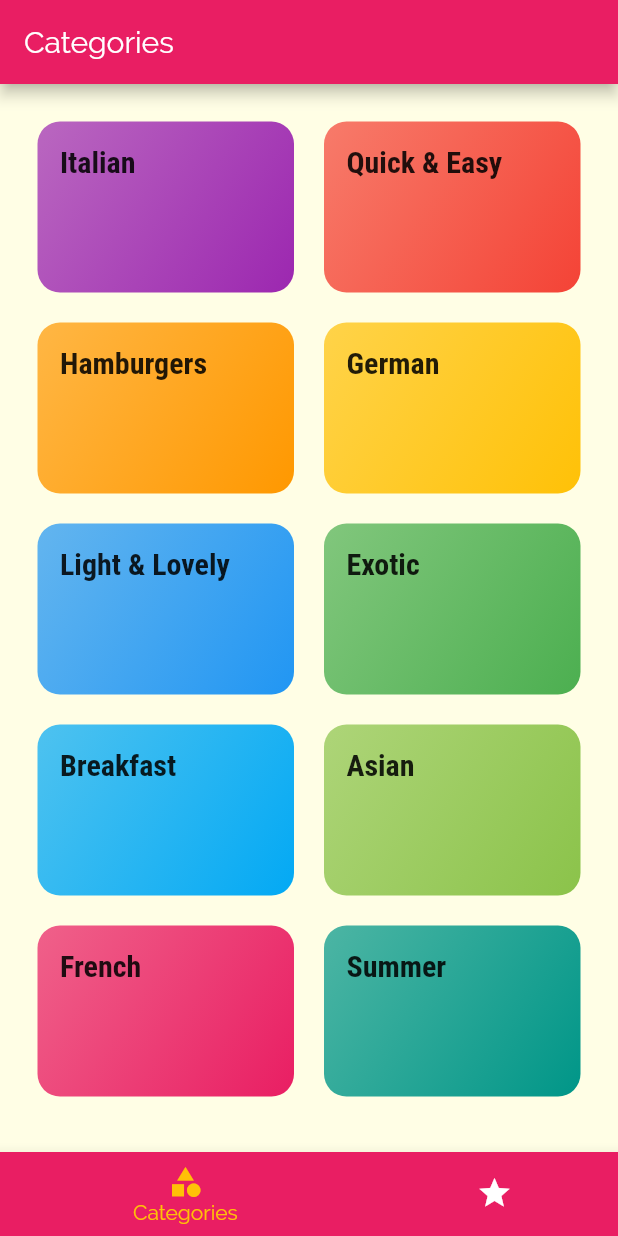
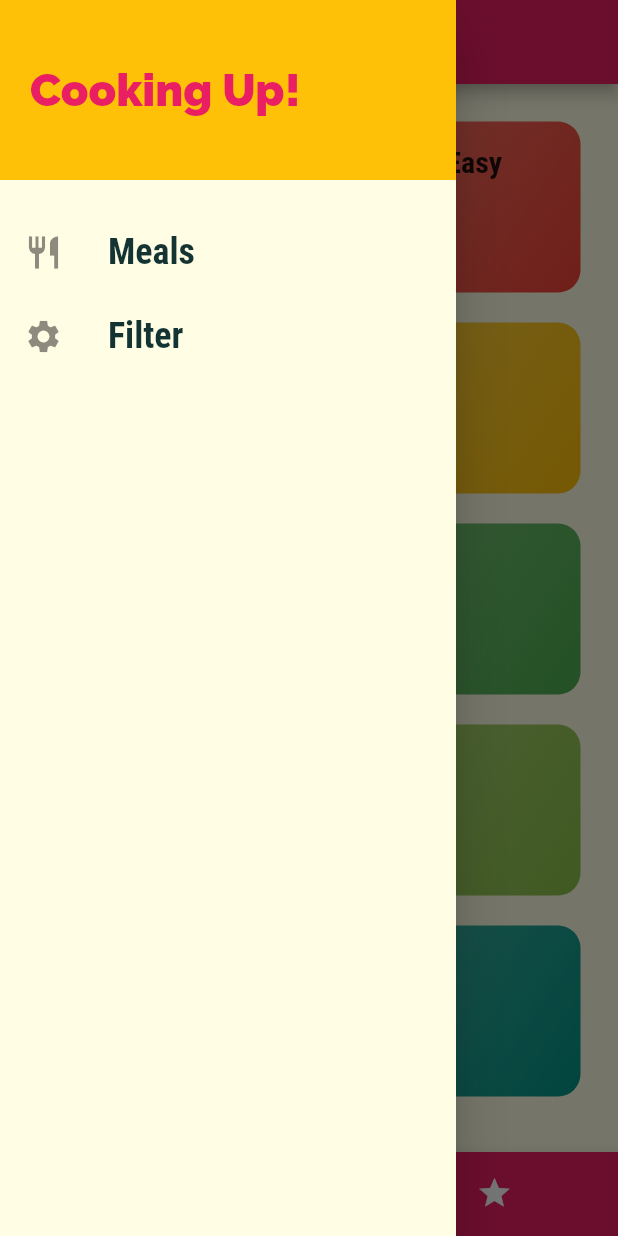
Before and after one commit to jamil-qn/cooking_up-app, a Flutter app: the screen it shows after launch, with the side drawer open (before the commit the screen has no drawer), on a phone screen of 412 x 824 dp. Run offline on Flutter 3.47's test engine with Material 2 defaults, Android fonts, the phone set to English and light mode, and no system bars.

Commit message:
replace between pages with drawer hamburger

```diff
--- a/lib/main.dart
+++ b/lib/main.dart
@@ -1,5 +1,6 @@
 import 'dart:ui';
 
+import './screens/filters_screen.dart';
 import './screens/tabs_screen.dart';
 import './screens/meal_detail_screen.dart';
 import './screens/category_meals_screen.dart';
@@ -39,6 +40,7 @@
         '/': (ctx) => TabsScreen(),
         CategoryMealsScreen.routeName: (ctx) => CategoryMealsScreen(),
         MealDetailScreen.routeName: (ctx) => MealDetailScreen(),
+        FiltersScreen.routeName: (ctx) => FiltersScreen(),
       },
       // onGenerateRoute: (settings){
       //   print(settings.arguments);
--- /dev/null
+++ b/lib/screens/filters_screen.dart
@@ -0,0 +1,19 @@
+import '../widgets/main_drawer.dart';
+import 'package:flutter/material.dart';
+
+class FiltersScreen extends StatelessWidget {
+  static const routeName = '/filters';
+
+  @override
+  Widget build(BuildContext context) {
+    return Scaffold(
+      appBar: AppBar(
+        title: Text('Filter Setting'),
+      ),
+      drawer: MainDrawer(),
+      body: Center(
+        child: Text('filter'),
+      ),
+    );
+  }
+}
--- a/lib/screens/tabs_screen.dart
+++ b/lib/screens/tabs_screen.dart
@@ -1,3 +1,5 @@
+import '../widgets/main_drawer.dart';
+
 import './favorites.screen.dart';
 import './categories_screen.dart';
 import 'package:flutter/material.dart';
@@ -27,6 +29,7 @@
       appBar: AppBar(
         title: Text(_pages[_selectedPageIndex]['title'] as String),
       ),
+      drawer: MainDrawer(),
       body: _pages[_selectedPageIndex]['page'] as Widget,
       bottomNavigationBar: BottomNavigationBar(
         onTap: _selectPage,
--- /dev/null
+++ b/lib/widgets/main_drawer.dart
@@ -0,0 +1,58 @@
+import 'package:flutter/material.dart';
+
+import '../screens/filters_screen.dart';
+
+class MainDrawer extends StatelessWidget {
+  Widget buildListTile(String title, IconData icon, VoidCallback tapHandler) {
+    return ListTile(
+      leading: Icon(
+        icon,
+        size: 26,
+      ),
+      title: Text(
+        title,
+        style: TextStyle(
+          fontFamily: 'RobotoCondensed',
+          fontSize: 24,
+          fontWeight: FontWeight.bold,
+        ),
+      ),
+      onTap: tapHandler,
+    );
+  }
+
+  @override
+  Widget build(BuildContext context) {
+    return Drawer(
+      child: Column(
+        children: [
+          Container(
+            height: 120,
+            width: double.infinity,
+            padding: EdgeInsets.all(20),
+            alignment: Alignment.centerLeft,
+            color: Theme.of(context).accentColor,
+            child: Text(
+              'Cooking Up!',
+              style: TextStyle(
+                fontWeight: FontWeight.w900,
+                fontSize: 30,
+                color: Theme.of(context).primaryColor,
+              ),
+            ),
+          ),
+          SizedBox(
+            height: 20,
+          ),
+          buildListTile('Meals', Icons.restaurant,
+              () => Navigator.of(context).pushReplacementNamed('/')),
+          buildListTile(
+            'Filter',
+            Icons.settings,
+            () => Navigator.of(context).pushReplacementNamed(FiltersScreen.routeName),
+          ),
+        ],
+      ),
+    );
+  }
+}
```
